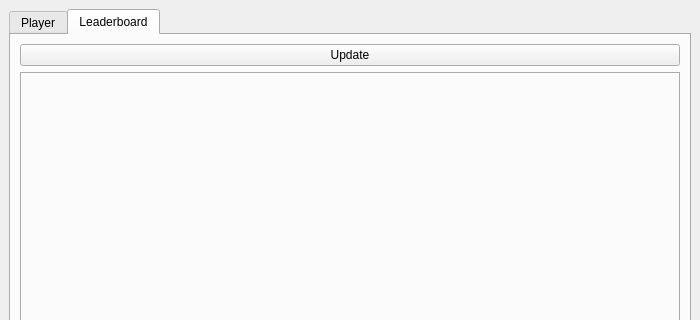
Before: the Qt Designer form src/interface/main_window.ui in afmdiazh/Chess-Dot-Py, drawn with Qt 5; both pictures show x 0 to 700 and y 0 to 320 of the 700 by 600 pixel window.
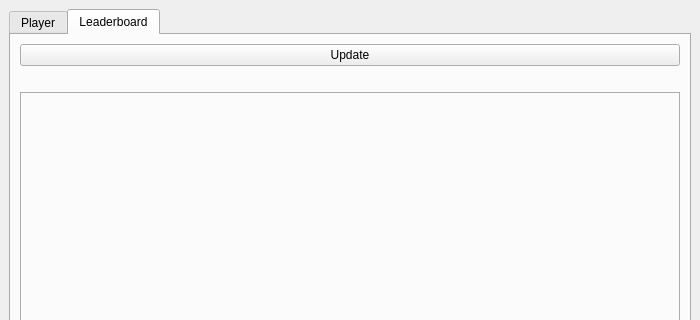
After: the same form once the commit is applied. The open tabs and pages were chosen to show the change. Icons and pictures are not drawn.

```diff
--- a/src/interface/main_window.ui
+++ b/src/interface/main_window.ui
@@ -1524,15 +1524,15 @@
          <attribute name="title">
           <string>Leaderboard</string>
          </attribute>
-         <layout class="QVBoxLayout" name="verticalLayout">
-          <item>
+         <layout class="QGridLayout" name="gridLayout_6">
+          <item row="0" column="0">
            <widget class="QPushButton" name="pushButtonLBUpdate">
             <property name="text">
              <string>Update</string>
             </property>
            </widget>
           </item>
-          <item>
+          <item row="2" column="0">
            <widget class="QTabWidget" name="tabWidgetLeaderboard">
             <property name="elideMode">
              <enum>Qt::ElideNone</enum>
@@ -1545,6 +1545,19 @@
             </property>
            </widget>
           </item>
+          <item row="1" column="0">
+           <widget class="QLabel" name="labelLeaderboard">
+            <property name="enabled">
+             <bool>true</bool>
+            </property>
+            <property name="text">
+             <string/>
+            </property>
+            <property name="alignment">
+             <set>Qt::AlignCenter</set>
+            </property>
+           </widget>
+          </item>
          </layout>
         </widget>
        </widget>
```
Left out of the diff: 2 changed lines with no effect on the pictures.
